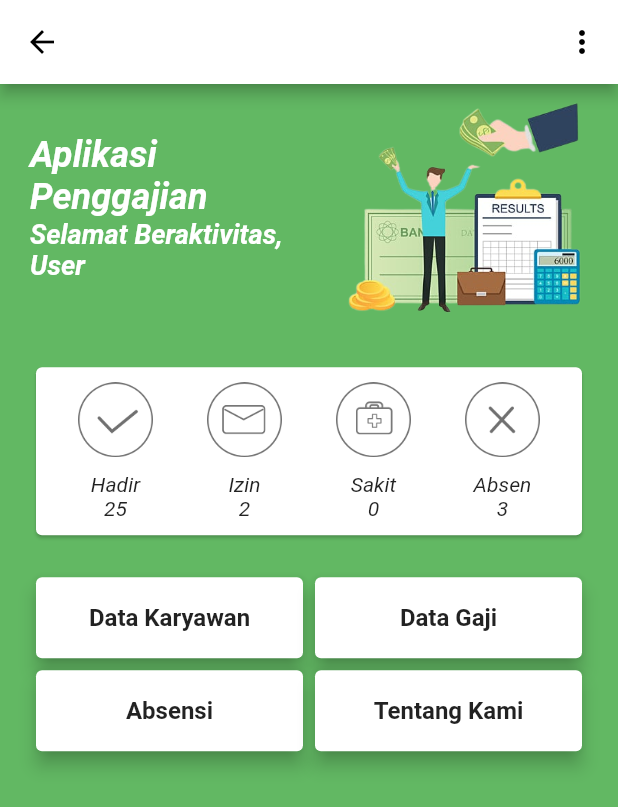
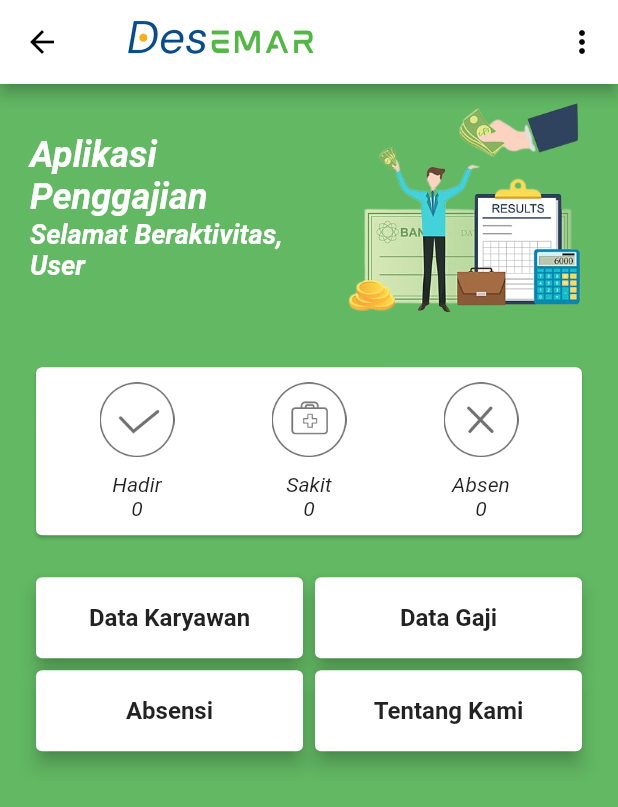
Before and after one commit to senseiRNF/desemar_app, a Flutter app: the HomeScreen screen opened directly, on a phone screen of 412 x 824 dp. Shown: the top 807 px of the screen. Run offline on Flutter 3.47's test engine with Material 2 defaults, Android fonts, the phone set to English and light mode, and no system bars; our stand-ins replace dio, shared_preferences; accounts and stored records are empty.

```diff
--- /dev/null
+++ b/lib/backend/class_data/api/absence_response.dart
@@ -0,0 +1,78 @@
+class AbsenceResponse {
+  int? status;
+  String? message;
+  List<AbsenceResponseData>? data;
+
+  AbsenceResponse({this.status, this.message, this.data});
+
+  AbsenceResponse.fromJson(Map<String, dynamic> json) {
+    status = json['status'];
+    message = json['message'];
+    if (json['data'] != null) {
+      data = <AbsenceResponseData>[];
+      json['data'].forEach((v) {
+        data!.add(AbsenceResponseData.fromJson(v));
+      });
+    }
+  }
+
+  Map<String, dynamic> toJson() {
+    final Map<String, dynamic> data = <String, dynamic>{};
+    data['status'] = status;
+    data['message'] = message;
+    if (this.data != null) {
+      data['data'] = this.data!.map((v) => v.toJson()).toList();
+    }
+    return data;
+  }
+}
+
+class AbsenceResponseData {
+  String? idKehadiran;
+  String? bulan;
+  String? nik;
+  String? namaPegawai;
+  String? jenisKelamin;
+  String? namaJabatan;
+  String? hadir;
+  String? sakit;
+  String? alpha;
+
+  AbsenceResponseData({
+    this.idKehadiran,
+    this.bulan,
+    this.nik,
+    this.namaPegawai,
+    this.jenisKelamin,
+    this.namaJabatan,
+    this.hadir,
+    this.sakit,
+    this.alpha,
+  });
+
+  AbsenceResponseData.fromJson(Map<String, dynamic> json) {
+    idKehadiran = json['id_kehadiran'];
+    bulan = json['bulan'];
+    nik = json['nik'];
+    namaPegawai = json['nama_pegawai'];
+    jenisKelamin = json['jenis_kelamin'];
+    namaJabatan = json['nama_jabatan'];
+    hadir = json['hadir'];
+    sakit = json['sakit'];
+    alpha = json['alpha'];
+  }
+
+  Map<String, dynamic> toJson() {
+    final Map<String, dynamic> data = <String, dynamic>{};
+    data['id_kehadiran'] = idKehadiran;
+    data['bulan'] = bulan;
+    data['nik'] = nik;
+    data['nama_pegawai'] = namaPegawai;
+    data['jenis_kelamin'] = jenisKelamin;
+    data['nama_jabatan'] = namaJabatan;
+    data['hadir'] = hadir;
+    data['sakit'] = sakit;
+    data['alpha'] = alpha;
+    return data;
+  }
+}
--- a/lib/backend/class_data/auth_class.dart
+++ b/lib/backend/class_data/auth_class.dart
@@ -1,19 +1,27 @@
 class AuthClass {
-  int? userId;
+  int? idPegawai;
+  String? nik;
+  String? namaPegawai;
   String? username;
   String? password;
-  String? name;
-  String? nip;
-  String? position;
-  String? workUnit;
+  String? jenisKelamin;
+  String? jabatan;
+  DateTime? tanggalMasuk;
+  String? status;
+  String? photo;
+  int? hakAkses;
 
   AuthClass({
-    this.userId,
+    this.idPegawai,
+    this.nik,
+    this.namaPegawai,
     this.username,
     this.password,
-    this.name,
-    this.nip,
-    this.position,
-    this.workUnit,
+    this.jenisKelamin,
+    this.jabatan,
+    this.tanggalMasuk,
+    this.status,
+    this.photo,
+    this.hakAkses,
   });
 }
--- a/lib/frontend/home_screen.dart
+++ b/lib/frontend/home_screen.dart
@@ -1,5 +1,9 @@
+import 'package:desemar_app/backend/class_data/api/absence_response.dart';
 import 'package:desemar_app/backend/class_data/home_menu_class.dart';
+import 'package:desemar_app/backend/functions/dialog_functions.dart';
 import 'package:desemar_app/backend/functions/route_functions.dart';
+import 'package:desemar_app/backend/functions/services_api/absence_services.dart';
+import 'package:desemar_app/backend/functions/shared_preferences.dart';
 import 'package:desemar_app/backend/variables/global.dart';
 import 'package:desemar_app/frontend/about_screen.dart';
 import 'package:desemar_app/frontend/absence_screen.dart';
@@ -16,6 +20,8 @@ class HomeScreen extends StatefulWidget {
 }
 
 class _HomeScreenState extends State<HomeScreen> {
+  AbsenceResponse? absenceResponse;
+
   String? name;
 
   List<HomeMenuClass> homeMenuClass = [];
@@ -60,6 +66,28 @@ class _HomeScreenState extends State<HomeScreen> {
         ),
       ];
     });
+
+    initLoad();
+  }
+
+  void initLoad() async {
+    await SPrefs().readAuth().then((auth) async {
+      if(auth != null) {
+        setState(() {
+          name = auth.namaPegawai;
+        });
+
+        if(auth.nik != null) {
+          await AbsenceServices().readAbsenceByNIK(auth.nik!).then((dioResult) {
+            if(dioResult != null) {
+              setState(() {
+                absenceResponse = dioResult;
+              });
+            }
+          });
+        }
+      }
+    });
   }
 
   @override
@@ -68,11 +96,26 @@ class _HomeScreenState extends State<HomeScreen> {
       backgroundColor: GlobalColor.primary,
       appBar: AppBar(
         backgroundColor: Colors.white,
+        title: SizedBox(
+          width: 150.0,
+          child: Image.asset(
+            '${GlobalString.imagePath}/logo_2.png',
+            fit: BoxFit.fitWidth,
+          ),
+        ),
         actions: [
           PopupMenuButton(
             onSelected: (result) {
               if(result == 'logout') {
-                RouteFunctions(context: context).replaceScreen(const SplashScreen());
+                DialogFunctions(context: context, message: 'Keluar sesi aplikasi, Anda yakin?').optionDialog(() async {
+                  await SPrefs().deleteAuth().then((result) {
+                    if(result) {
+                      RouteFunctions(context: context).replaceScreen(const SplashScreen());
+                    }
+                  });
+                }, () {
+
+                });
               }
             },
             itemBuilder: (BuildContext menuContext) => <PopupMenuEntry> [
@@ -173,40 +216,16 @@ class _HomeScreenState extends State<HomeScreen> {
                             ),
                             textAlign: TextAlign.center,
                           ),
-                          const Text(
-                            '25',
-                            style: TextStyle(
+                          absenceResponse != null && absenceResponse!.data != null && absenceResponse!.data!.isNotEmpty ?
+                          Text(
+                            absenceResponse!.data![0].hadir ?? '0',
+                            style: const TextStyle(
                               fontStyle: FontStyle.italic,
                             ),
                             textAlign: TextAlign.center,
-                          ),
-                        ],
-                      ),
-                    ),
-                    Expanded(
-                      child: Column(
-                        crossAxisAlignment: CrossAxisAlignment.stretch,
-                        children: [
-                          SizedBox(
-                            width: 50.0,
-                            height: 50.0,
-                            child: Image.asset(
-                              '${GlobalString.imagePath}/with-permission-icon.png',
-                              fit: BoxFit.contain,
-                            ),
-                          ),
-                          const SizedBox(
-                            height: 10.0,
-                          ),
+                          ) :
                           const Text(
-                            'Izin',
-                            style: TextStyle(
-                              fontStyle: FontStyle.italic,
-                            ),
-                            textAlign: TextAlign.center,
-                          ),
-                          const Text(
-                            '2',
+                            '0',
                             style: TextStyle(
                               fontStyle: FontStyle.italic,
                             ),
@@ -237,6 +256,14 @@ class _HomeScreenState extends State<HomeScreen> {
                             ),
                             textAlign: TextAlign.center,
                           ),
+                          absenceResponse != null && absenceResponse!.data != null && absenceResponse!.data!.isNotEmpty ?
+                          Text(
+                            absenceResponse!.data![0].sakit ?? '0',
+                            style: const TextStyle(
+                              fontStyle: FontStyle.italic,
+                            ),
+                            textAlign: TextAlign.center,
+                          ) :
                           const Text(
                             '0',
                             style: TextStyle(
@@ -269,8 +296,16 @@ class _HomeScreenState extends State<HomeScreen> {
                             ),
                             textAlign: TextAlign.center,
                           ),
+                          absenceResponse != null && absenceResponse!.data != null && absenceResponse!.data!.isNotEmpty ?
+                          Text(
+                            absenceResponse!.data![0].alpha ?? '0',
+                            style: const TextStyle(
+                              fontStyle: FontStyle.italic,
+                            ),
+                            textAlign: TextAlign.center,
+                          ) :
                           const Text(
-                            '3',
+                            '0',
                             style: TextStyle(
                               fontStyle: FontStyle.italic,
                             ),
--- a/pubspec.yaml
+++ b/pubspec.yaml
@@ -36,6 +36,8 @@ dependencies:
   cupertino_icons: ^1.0.2
   shared_preferences: ^2.0.15
   intl: ^0.17.0
+  dio: ^4.0.6
+  crypto: ^3.0.2
 
 dev_dependencies:
   flutter_test:
```
Also changed, not shown: lib/backend/class_data/api/auth_response.dart (added, +85 -0 lines), lib/backend/functions/dialog_functions.dart (added, +97 -0 lines), lib/backend/functions/services_api/absence_services.dart (added, +26 -0 lines), lib/backend/functions/services_api/auth_services.dart (added, +60 -0 lines), lib/backend/functions/services_api/init_services.dart (added, +25 -0 lines), lib/backend/functions/shared_preferences.dart (+33 -11 lines), lib/frontend/login_screen.dart (+12 -2 lines), lib/frontend/profile_screen.dart (+15 -0 lines), lib/frontend/splash_screen.dart (+21 -1 lines), assets/images/logo_2.png (added), pubspec.lock.
